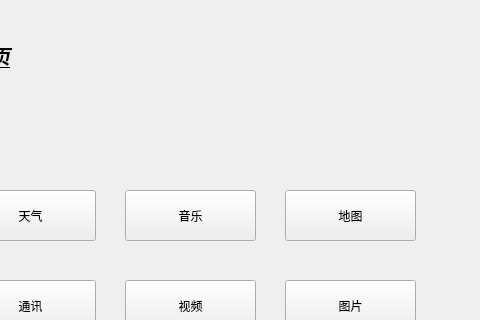
First picture: the form in View/Home/home.ui, repository yuzcat01/VehicleControl, before the edit; both pictures show x 125 to 605 and y 0 to 320 of the 779 by 575 pixel window.
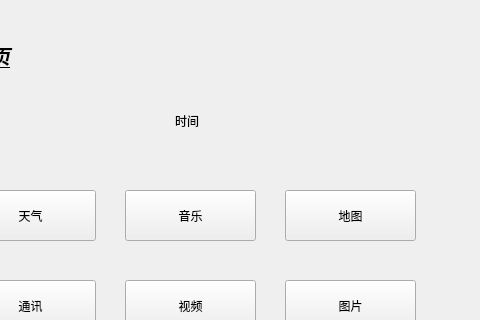
Second picture: the form after the edit.

Commit message: 更改主页显示，增加时间显示

```diff
--- a/View/Home/home.ui
+++ b/View/Home/home.ui
@@ -126,6 +126,19 @@
      <string>浏览器</string>
     </property>
    </widget>
+   <widget class="QLabel" name="timeLabel">
+    <property name="geometry">
+     <rect>
+      <x>300</x>
+      <y>100</y>
+      <width>131</width>
+      <height>41</height>
+     </rect>
+    </property>
+    <property name="text">
+     <string>时间</string>
+    </property>
+   </widget>
   </widget>
  </widget>
  <resources/>
```
The commit also changes 2 other files.
